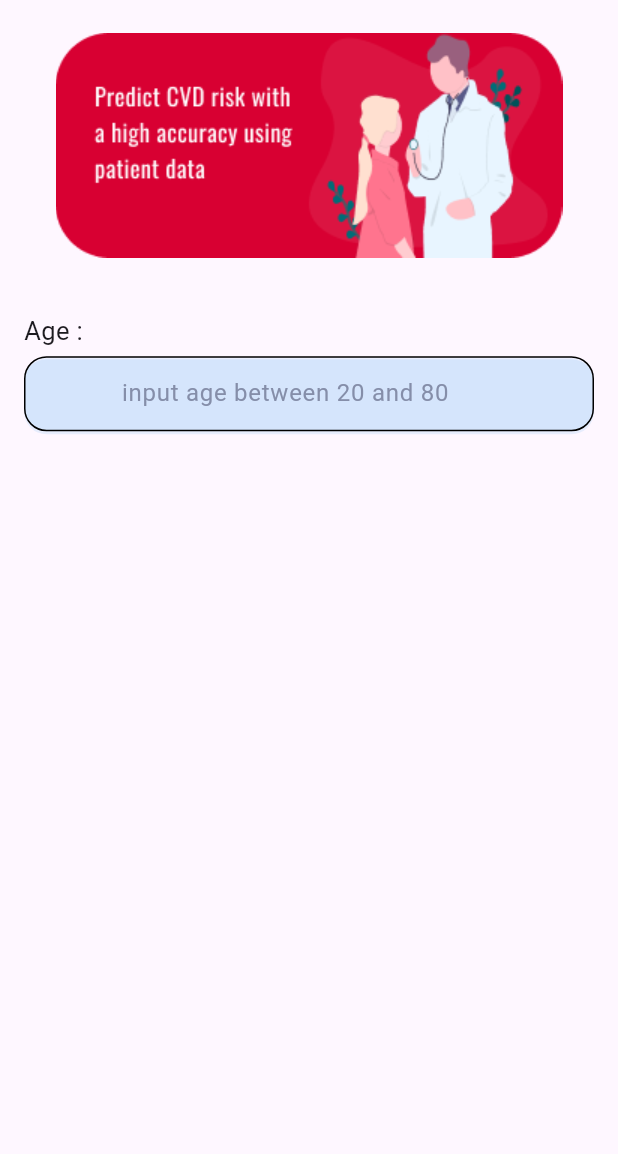
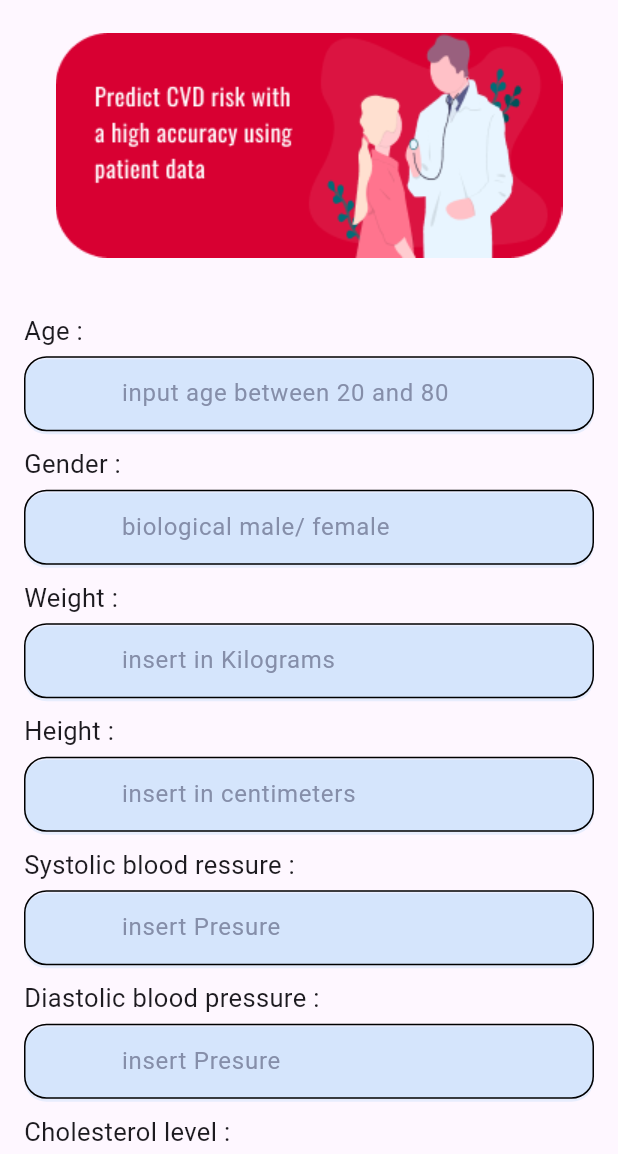
Before and after one commit to tasheera/CVD_Risk_Analyser, a Flutter app: the UserInputScreen screen opened directly, on a phone screen of 412 x 824 dp, the part 82-1236 px from its top. Run offline on Flutter 3.47's test engine with Material 3 defaults, Android fonts, the phone set to English and light mode, and no system bars; Roboto replaces fonts that are missing (Oswald).

Commit message:
create user data input all fields and their control

```diff
--- a/lib/screens/user_data_input_screen.dart
+++ b/lib/screens/user_data_input_screen.dart
@@ -12,9 +12,23 @@ class UserInputScreen extends StatefulWidget {
 
 class _UserInputScreenState extends State<UserInputScreen> {
 
+
   final GlobalKey <FormState> _formKey =GlobalKey();// create global key object form key validate
 
   final TextEditingController _ageCVDController = TextEditingController(); // controller for age text field
+  final TextEditingController _genderCVDController = TextEditingController(); // controller for gender text field
+  final TextEditingController _heightCVDController = TextEditingController();// controller for height text field
+  final TextEditingController _weightCVDController = TextEditingController();// controller for weight field
+  final TextEditingController _apHiCVDController = TextEditingController();// controller for ap hi field
+  final TextEditingController _apLoCVDController = TextEditingController();// controller for ap lo field
+  final TextEditingController _glucoseCVDController = TextEditingController();// controller for diabetic field
+  final TextEditingController _smokerCVDController = TextEditingController();// controller for smoker text field
+  final TextEditingController _cholesterolCVDController = TextEditingController();// controller for cholesterol text field
+  final TextEditingController _alcholCVDController = TextEditingController();// controller for alcohol intake text field
+  final TextEditingController _physicalCVDController = TextEditingController();// controller for physical activity text field
+
+
+
 
 
 
@@ -71,6 +85,28 @@ class _UserInputScreenState extends State<UserInputScreen> {
 
                     buildRiskInputField("Age :","input age between 20 and 80", _isValidAge,"Age should be between 20 and 80",TextInputType.number,_ageCVDController), // create input field
 
+                    buildRiskInputField("Gender :","biological male/ female", _isValidGender,"Enter male or female",TextInputType.text,_genderCVDController), // create input field
+
+                    buildRiskInputField("Weight :","insert in Kilograms", _isValidWeight,"Enter valid weight",TextInputType.number,_weightCVDController), // create input field
+
+                    buildRiskInputField("Height :","insert in centimeters", _isValidHeight,"Enter valid height",TextInputType.number,_heightCVDController), // create input field
+
+                    buildRiskInputField("Systolic blood ressure :","insert Presure", _isValidHeight,"Enter valid presure",TextInputType.number,_apHiCVDController), // create input field
+
+                    buildRiskInputField("Diastolic blood pressure :","insert Presure", _isValidHeight,"Enter valid presure",TextInputType.number,_apLoCVDController), // create input field
+
+                    buildRiskInputField("Cholesterol level :","insert cholesterol level", _isValidHeight,"Enter valid cholesterol level",TextInputType.number,_cholesterolCVDController), // create input field
+
+                    buildRiskInputField("Glucose level :","insert glucose level", _isValidHeight,"Enter valid glucose level",TextInputType.number,_glucoseCVDController), // create input field
+
+                    buildRiskInputField("Smoker :","input yes or no ", _isValidSmoker,"Enter yes or only",TextInputType.text,_smokerCVDController),  // create input field
+
+                    buildRiskInputField("Alcohol intake :","input yes or no ", _isValidSmoker,"Enter yes or only",TextInputType.text,_alcholCVDController), // create input field
+
+                    buildRiskInputField("Alcohol intake :","input yes or no ", _isValidSmoker,"Enter yes or only",TextInputType.text,_physicalCVDController), // create input field
+
+
+
 
 
 
@@ -90,6 +126,8 @@ class _UserInputScreenState extends State<UserInputScreen> {
 
 // input data vaidation
 
+//TODO input data validation
+
 bool _isValidAge(String input) {
   try {
         int age = int.parse(input);  // check input is int or not
@@ -99,3 +137,38 @@ bool _isValidAge(String input) {
     return false; // if there is any error ,return false
   }
 }
+
+bool _isValidGender(String input) {
+
+  if (input.toLowerCase()=="female" || input.toLowerCase()=="male"){ //  check male or female
+    return true;
+  }
+  return false;
+}
+
+bool _isValidWeight(String input) {
+  try {
+        int weight = int.parse(input); // check input is valid or not
+        return weight > 30 && weight <= 150; // check reasonable range
+  } catch (e) {
+
+    return false; // if there is any error ,return false
+  }
+}
+
+bool _isValidHeight(String input) {
+  try {
+        double height = double.parse(input); // check input is valid or not
+        return height > 0 && height <= 250; // check reasonable range
+  } catch (e) {
+
+    return false; // if there is any error ,return false
+  }
+}
+
+bool _isValidSmoker(String input) {
+  if (input.toLowerCase()=="yes" || input.toLowerCase()=="no"){ //  check male or female
+    return true;
+  }
+  return false;
+}
```
